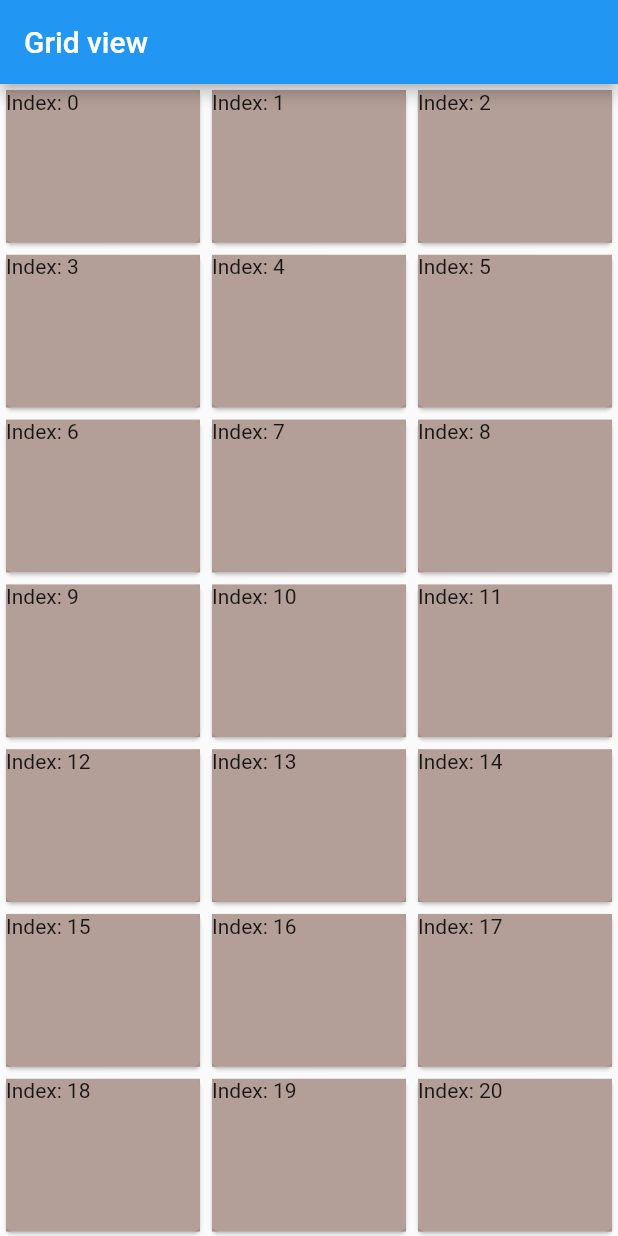
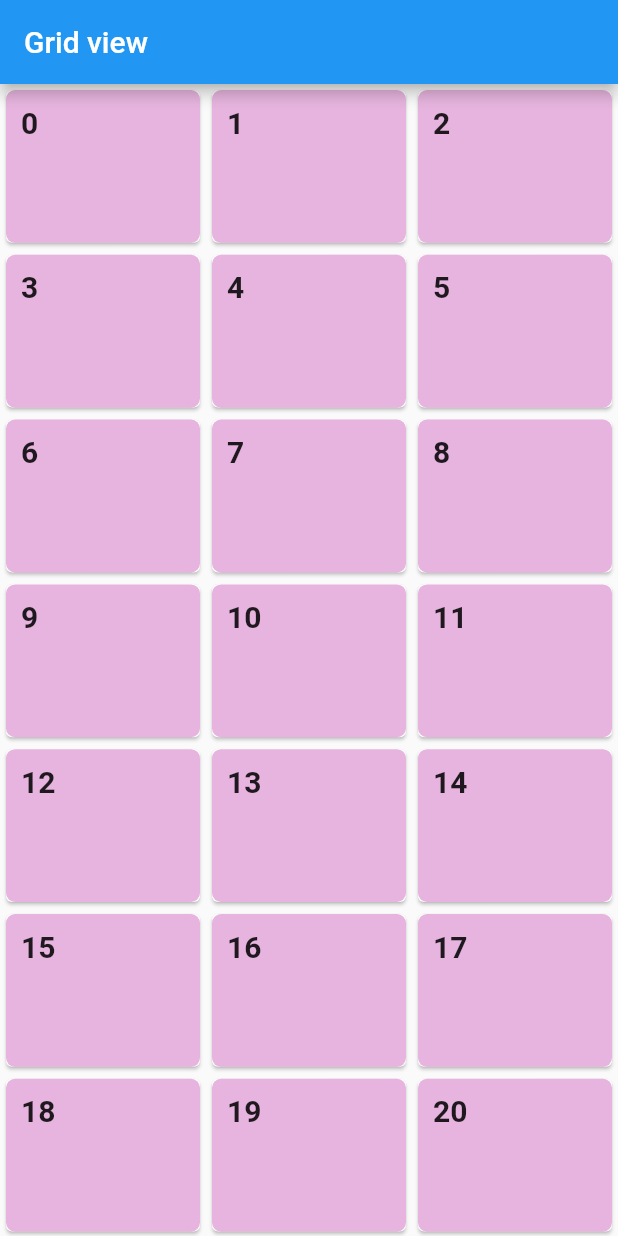
Before and after one commit to hoogle/flutter_app, a Flutter app: the screen it shows after launch, on a phone screen of 412 x 824 dp. Run offline on Flutter 3.47's test engine with Material 2 defaults, Android fonts, the phone set to English and light mode, and no system bars.

Commit message:
Add Gridview example (code rearrange)
Signed-off-by: Hoogle Wang <hoogle.wang@gmail.com>

```diff
--- a/lib/main.dart
+++ b/lib/main.dart
@@ -29,14 +29,25 @@ class MyGridview extends StatelessWidget{
         body: GridView.builder(
           gridDelegate:
             SliverGridDelegateWithMaxCrossAxisExtent(
-              maxCrossAxisExtent: 150,
+              maxCrossAxisExtent: 200,
               childAspectRatio: 1.25,
             ),
           itemBuilder: (context, index) {
             return Card(child:
               Container(
-                color: Color.fromARGB(150, 125, 92, 79),
-                child: Text('Index: $index'),
+                child:
+                  Text(
+                    '$index',
+                    style: TextStyle(
+                      fontSize: 20,
+                      fontWeight: FontWeight.bold,
+                    ),
+                  ),
+                  padding: EdgeInsets.all(10),
+                  decoration: BoxDecoration(
+                    color: Color.fromARGB(90, 185, 42, 161),
+                    borderRadius: BorderRadius.circular(6)
+                  ),
               ),
             );
           }
```
